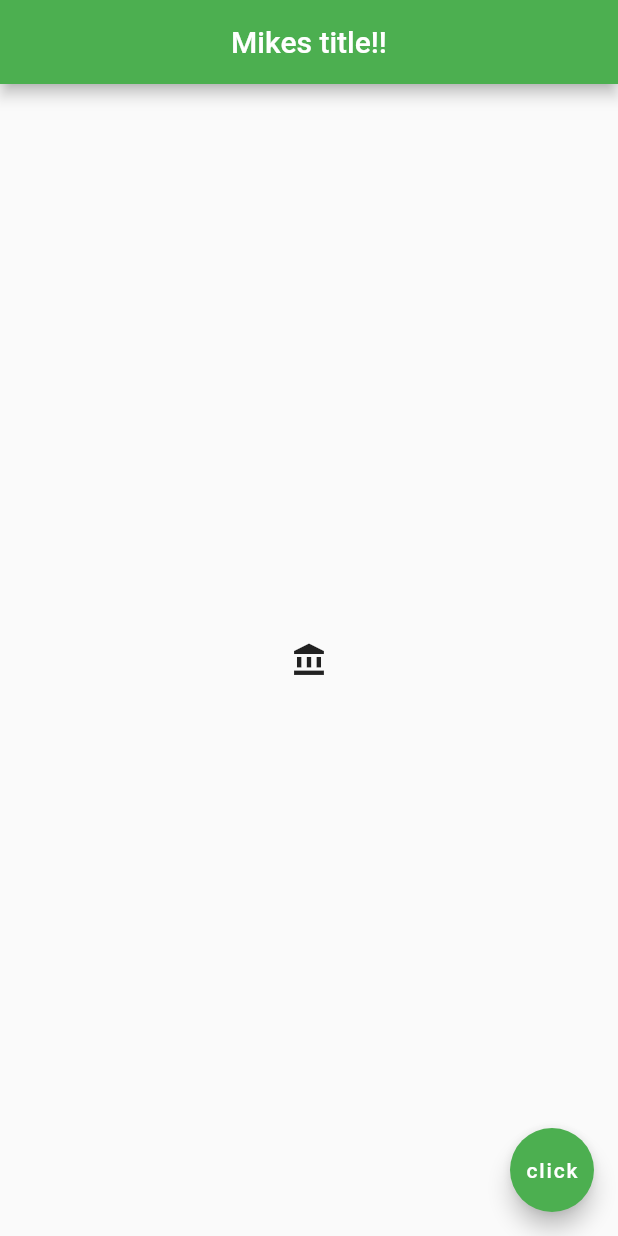
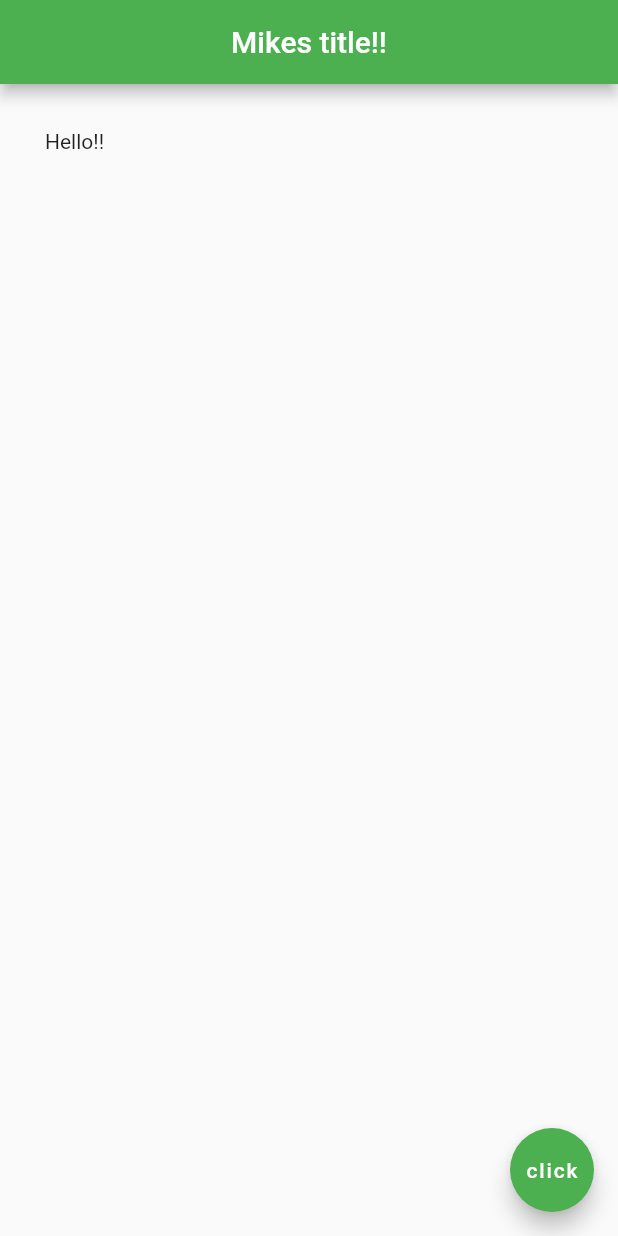
Before and after one commit to Mike-Yates/Flutter_practice_project1, a Flutter app: the screen it shows after launch, on a phone screen of 412 x 824 dp. Run offline on Flutter 3.47's test engine with Material 2 defaults, Android fonts, the phone set to English and light mode, and no system bars.

Commit message:
Learned how to use containers with margins and padding

```diff
--- a/lib/main.dart
+++ b/lib/main.dart
@@ -15,13 +15,9 @@ class Home extends StatelessWidget {
           centerTitle: true,
           backgroundColor: Colors.green,
         ),
-        body: Center( // all widgets must have a property. when youre nesting widgets inside of each other, use child:
-          child: IconButton(
-            onPressed: () {
-              print("icon was clicked");
-            },
-            icon: Icon(Icons.account_balance),
-          )
+        body: Padding(
+          padding: EdgeInsets.all(30.0),
+          child: Text("Hello!!"),
         ),
         floatingActionButton: FloatingActionButton(
           onPressed: () { },  // onPressed is an anonymous function
```
